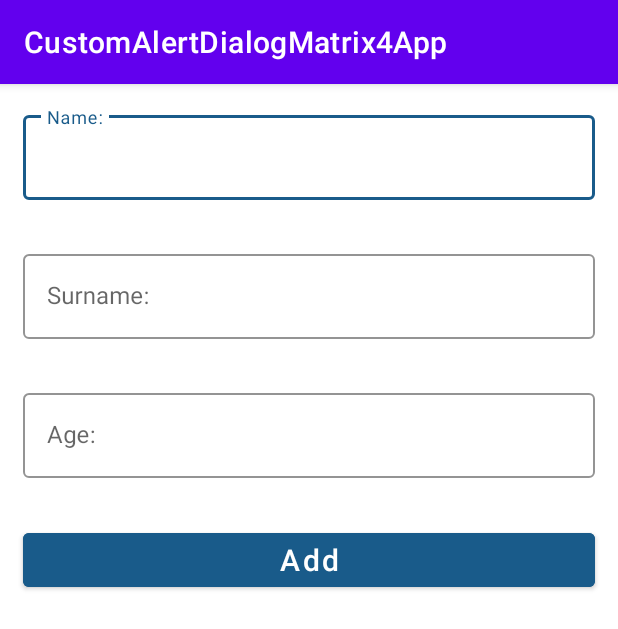
After one commit to vaqiftaqiyev13/Matrix-4-App, an Android app: the fragment AddDialogFragment shown on its own in the app's theme, on a phone screen of 412 x 824 dp. The commit adds this screen. Shown: the top 629 px of the screen. Run offline under Robolectric (Android 15) with nearby library versions, the phone set to English and light mode, and no system bars.

Commit message:
[MASTER] added custom dialog fragment

```diff
--- /dev/null
+++ b/app/src/main/java/com/vagif_tagiyev/customalertdialogmatrix4app/dialog/AddDialogFragment.kt
@@ -0,0 +1,22 @@
+package com.vagif_tagiyev.customalertdialogmatrix4app.dialog
+
+import android.os.Bundle
+import androidx.fragment.app.Fragment
+import android.view.LayoutInflater
+import android.view.View
+import android.view.ViewGroup
+import com.vagif_tagiyev.customalertdialogmatrix4app.R
+
+
+
+class AddDialogFragment : Fragment() {
+
+    override fun onCreateView(
+        inflater: LayoutInflater, container: ViewGroup?,
+        savedInstanceState: Bundle?
+    ): View? {
+        // Inflate the layout for this fragment
+        return inflater.inflate(R.layout.fragment_add_dialog, container, false)
+    }
+
+}
--- /dev/null
+++ b/app/src/main/java/com/vagif_tagiyev/customalertdialogmatrix4app/model/Person.kt
@@ -0,0 +1,3 @@
+package com.vagif_tagiyev.customalertdialogmatrix4app.model
+
+data class Person(val personID:Long, val personName:String,val personSurname:String,val personAge:Int)
--- /dev/null
+++ b/app/src/main/res/layout/fragment_add_dialog.xml
@@ -0,0 +1,72 @@
+<?xml version="1.0" encoding="utf-8"?>
+<LinearLayout xmlns:android="http://schemas.android.com/apk/res/android"
+    xmlns:tools="http://schemas.android.com/tools"
+    android:layout_width="match_parent"
+    android:layout_height="match_parent"
+    xmlns:app="http://schemas.android.com/apk/res-auto"
+    tools:context=".dialog.AddDialogFragment"
+    android:orientation="vertical">
+
+    <com.google.android.material.textfield.TextInputLayout
+        style="@style/Widget.MaterialComponents.TextInputLayout.OutlinedBox"
+        android:id="@+id/name_layout"
+        android:layout_width="match_parent"
+        android:layout_height="wrap_content"
+        android:hint="@string/name"
+        android:layout_margin="15dp"
+        app:boxStrokeColor="#195b8a"
+        app:hintTextColor="#195b8a">
+        <com.google.android.material.textfield.TextInputEditText
+            android:id="@+id/name_edit_txt"
+            android:layout_width="match_parent"
+            android:layout_height="wrap_content"
+            />
+    </com.google.android.material.textfield.TextInputLayout>
+
+
+    <com.google.android.material.textfield.TextInputLayout
+        style="@style/Widget.MaterialComponents.TextInputLayout.OutlinedBox"
+        android:id="@+id/surname_layout"
+        android:layout_width="match_parent"
+        android:layout_height="wrap_content"
+        android:hint="@string/surname"
+        android:layout_margin="15dp"
+        app:boxStrokeColor="#195b8a"
+        app:hintTextColor="#195b8a">
+        <com.google.android.material.textfield.TextInputEditText
+            android:id="@+id/surname_edit_txt"
+            android:layout_width="match_parent"
+            android:layout_height="wrap_content"
+            />
+    </com.google.android.material.textfield.TextInputLayout>
+
+
+    <com.google.android.material.textfield.TextInputLayout
+        style="@style/Widget.MaterialComponents.TextInputLayout.OutlinedBox"
+        android:id="@+id/age_layout"
+        android:layout_width="match_parent"
+        android:layout_height="wrap_content"
+        android:hint="@string/age"
+        android:layout_margin="15dp"
+        app:boxStrokeColor="#195b8a"
+        app:hintTextColor="#195b8a">
+        <com.google.android.material.textfield.TextInputEditText
+            android:id="@+id/age_edit_txt"
+            android:layout_width="match_parent"
+            android:layout_height="wrap_content"
+            />
+    </com.google.android.material.textfield.TextInputLayout>
+
+
+    <com.google.android.material.button.MaterialButton
+        android:layout_width="match_parent"
+        android:layout_height="wrap_content"
+        android:layout_margin="15dp"
+        android:backgroundTint="#195b8a"
+        android:text="@string/add"
+        android:textSize="20sp"
+        android:textAllCaps="false"/>
+
+
+
+</LinearLayout>
--- a/app/src/main/res/values/strings.xml
+++ b/app/src/main/res/values/strings.xml
@@ -1,3 +1,9 @@
 <resources>
     <string name="app_name">CustomAlertDialogMatrix4App</string>
+    <!-- TODO: Remove or change this placeholder text -->
+    <string name="hello_blank_fragment">Hello blank fragment</string>
+    <string name="name">Name:</string>
+    <string name="surname">Surname:</string>
+    <string name="age">Age:</string>
+    <string name="add">Add</string>
 </resources>
```
